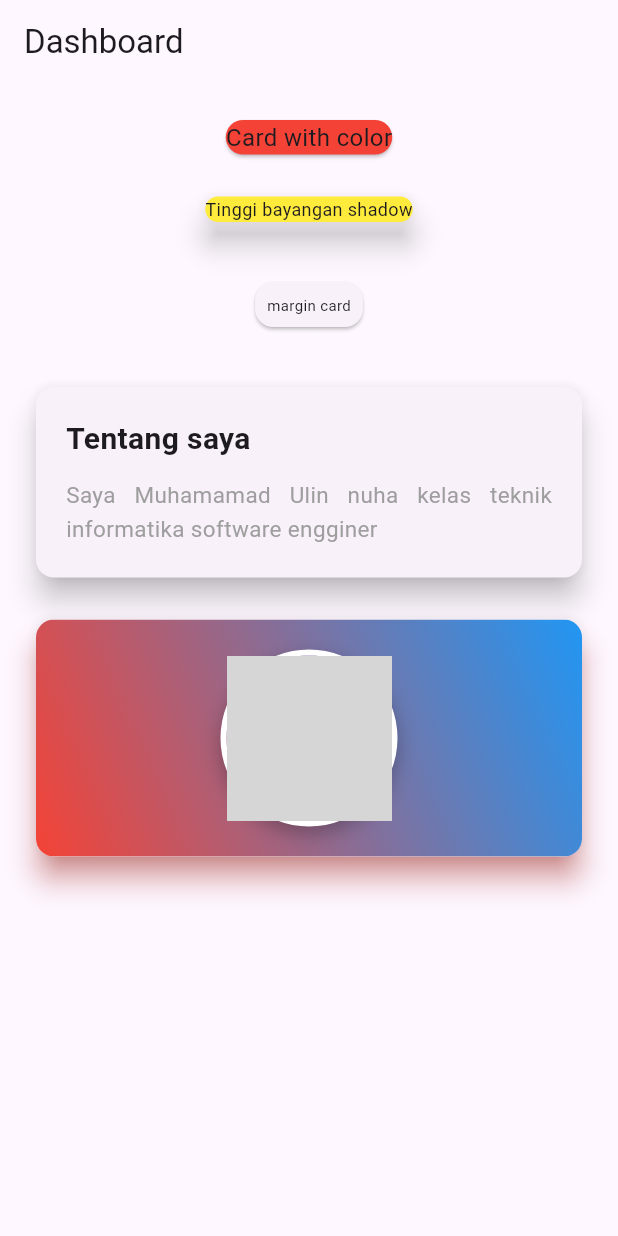
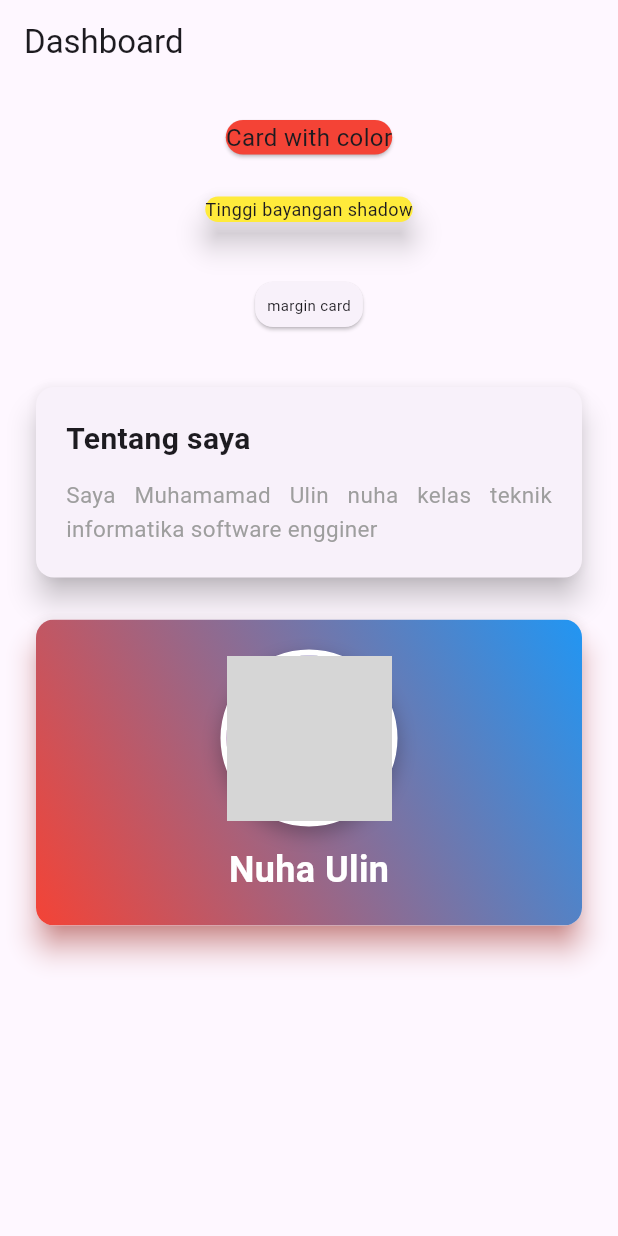
Before and after one commit to Mhmdulinnuha/Tugas-week-8-1123150002-, a Flutter app: the screen it shows after launch, on a phone screen of 412 x 824 dp. Run offline on Flutter 3.47's test engine with Material 3 defaults, Android fonts, the phone set to English and light mode, and no system bars; grey boxes are pictures that could not be loaded.

Commit message:
membuat name

```diff
--- a/lib/pages/latihan1_card.dart
+++ b/lib/pages/latihan1_card.dart
@@ -96,6 +96,17 @@ class MyPages extends StatelessWidget {
                             backgroundImage: AssetImage("assets/images/image.png"),
                           ),
                         ),
+
+                        const SizedBox(height: 12),
+
+                        const Text(
+                          "Nuha Ulin",
+                          style: TextStyle(
+                            fontSize: 24,
+                            fontWeight: FontWeight.bold,
+                            color: Colors.white,
+                          ),
+                        ),
                       ],
                     ),
                   ),
```
